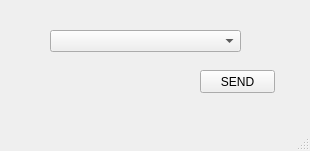
This is QT_Project/popupslot.ui in wmarchewka/Fixture as Qt 5 draws it before an edit. The edited form follows.
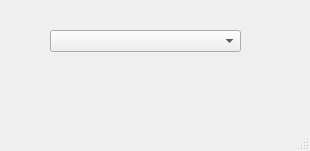
This is the edited form.

The edit to the form file:
```diff
--- a/QT_Project/popupslot.ui
+++ b/QT_Project/popupslot.ui
@@ -24,19 +24,6 @@
      </rect>
     </property>
    </widget>
-   <widget class="QPushButton" name="pbgobutton">
-    <property name="geometry">
-     <rect>
-      <x>200</x>
-      <y>70</y>
-      <width>75</width>
-      <height>23</height>
-     </rect>
-    </property>
-    <property name="text">
-     <string>SEND</string>
-    </property>
-   </widget>
   </widget>
   <widget class="QMenuBar" name="menubar">
    <property name="geometry">
```
